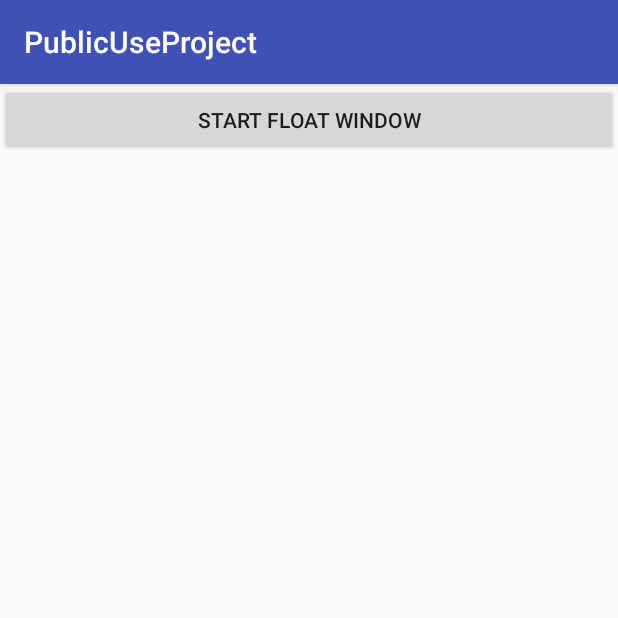
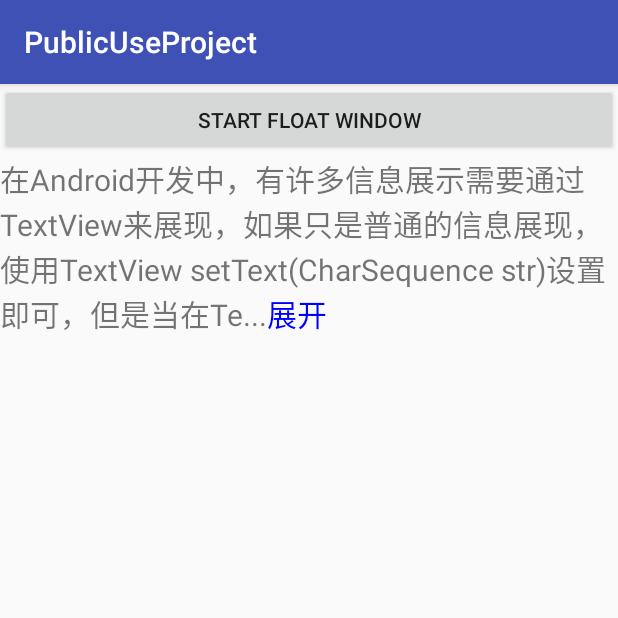
Before and after one commit to renrenrenhui/PublicUseProject, an Android app: the screen it shows after launch (MainActivity), on a phone screen of 412 x 824 dp, the top half of it. Run offline under Robolectric (Android 15) with nearby library versions, the phone set to English and light mode, and no system bars; libraries missing offline, so code that uses them is left out: com.jaeger.library.

Commit message:
Add more text feature

```diff
--- a/app/src/main/java/com/example/xiaoniu/publicuseproject/MainActivity.java
+++ b/app/src/main/java/com/example/xiaoniu/publicuseproject/MainActivity.java
@@ -11,11 +11,16 @@ import android.view.ViewGroup;
 import android.view.WindowManager;
 import android.widget.Button;
 import android.widget.LinearLayout;
+import android.widget.TextView;
 
 import com.example.xiaoniu.publicuseproject.floatingwidow.FloatWindowService;
+import com.example.xiaoniu.publicuseproject.utils.UtilMoreText;
 import com.jaeger.library.StatusBarUtil;
 
 public class MainActivity extends AppCompatActivity {
+
+    private TextView tv2;
+    private String msg ="在Android开发中，有许多信息展示需要通过TextView来展现，如果只是普通的信息展现，使用TextView setText(CharSequence str)设置即可，但是当在TextView里的这段内容需要截取某一部分字段，可以被点击以及响应响应的操作，这时候就需要用到SpannableString了，下面通过一段简单的代码实现部分文字被点击响应，及富文本表情的实现";
 
     @Override
     protected void onCreate(Bundle savedInstanceState) {
@@ -42,6 +47,12 @@ public class MainActivity extends AppCompatActivity {
             }
         });
         /*end for float window*/
+
+        /*start for more text*/
+        tv2 = (TextView) findViewById(R.id.tv2);
+        tv2.setTextSize(20);
+        new UtilMoreText(tv2,msg);
+        /*end for more text*/
     }
 
     /**
--- /dev/null
+++ b/app/src/main/java/com/example/xiaoniu/publicuseproject/utils/UtilMoreText.java
@@ -0,0 +1,116 @@
+package com.example.xiaoniu.publicuseproject.utils;
+
+import android.graphics.Color;
+import android.text.SpannableString;
+import android.text.Spanned;
+import android.text.TextPaint;
+import android.text.method.LinkMovementMethod;
+import android.text.style.ClickableSpan;
+import android.view.View;
+import android.widget.TextView;
+
+
+/*
+* 简单的富文本工具类
+*
+* 使用说明 new UtilMoreText().setClickableSpan(tv2,msg);
+* */
+public class UtilMoreText  {
+
+    private OnSpanTextClickListener mSpanTextClickListener;
+
+    private TextView mTextView;//显示富文本的控件
+    private String mOriMsg;//全部文本信息
+
+    private boolean spread =true;
+    private int mStartPos;
+    private int mEndPos;
+    private Integer mSpanTextColor;
+    private Integer mCharNum;
+
+    public UtilMoreText(TextView textView, String oriMsg) {
+        mTextView = textView;
+        mOriMsg = oriMsg;
+        textView.setMovementMethod(LinkMovementMethod.getInstance());//必须设置否则无效
+        textView.setText(part());
+    }
+
+    public UtilMoreText setPartCharNum(int charNum){
+        mCharNum = charNum;
+        return this;
+    }
+    public UtilMoreText setSpanTextColor(int spanTextColor){
+        mSpanTextColor = spanTextColor;
+        return this;
+    }
+
+    public UtilMoreText setOnSpanTextClickListener(OnSpanTextClickListener spanTextClickListener){
+        mSpanTextClickListener = spanTextClickListener;
+        return this;
+    }
+    public UtilMoreText setPos(int startPos, int endPos){
+        mStartPos = startPos;
+        mEndPos = endPos;
+        return this;
+    }
+
+
+    class SpanTextClickable extends ClickableSpan implements View.OnClickListener{
+        @Override
+        public void onClick(View widget) {
+            if (spread) {//调用展开的方法
+                spread = false;
+                if (mSpanTextClickListener == null) {
+                    mTextView.setText(open());
+                }else {
+                    mSpanTextClickListener.setSpanText(mTextView,open());
+                }
+
+            }else {
+                spread = true;
+                if (mSpanTextClickListener == null) {
+                    mTextView.setText(part());
+                }else {
+                    mSpanTextClickListener.setSpanText(mTextView,part());
+                }
+
+            }
+        }
+        @Override
+        public void updateDrawState(TextPaint ds) {
+            if (mSpanTextColor == null) {
+                ds.setColor(Color.BLUE);
+            }else {
+                ds.setColor(ds.linkColor);
+            }
+
+            ds.setUnderlineText(false);    //去除超链接的下划线
+        }
+    }
+
+    private SpannableString part() {
+        String temp="";
+        if (mCharNum != null) {
+            temp = mOriMsg.substring(0,mCharNum)+"...展开";
+        }else {
+            temp = mOriMsg.substring(0,mOriMsg.length()/2)+"...展开";
+        }
+        return getSpannableString(temp);
+    }
+
+    private SpannableString open() {
+        String temp = mOriMsg+"收起";
+        return getSpannableString(temp);
+    }
+
+    private SpannableString getSpannableString(CharSequence temp) {
+        SpannableString spanableInfo = new SpannableString(temp);
+        spanableInfo.setSpan(new  SpanTextClickable(), mStartPos==0?temp.length()-2:mStartPos, mEndPos==0?temp.length():mEndPos,
+                Spanned.SPAN_INCLUSIVE_EXCLUSIVE);
+        return spanableInfo;
+    }
+
+    public interface OnSpanTextClickListener {
+        void setSpanText(TextView view,SpannableString s);
+    }
+}
--- a/app/src/main/res/layout/activity_main.xml
+++ b/app/src/main/res/layout/activity_main.xml
@@ -1,6 +1,7 @@
 <?xml version="1.0" encoding="utf-8"?>
-<RelativeLayout xmlns:android="http://schemas.android.com/apk/res/android"
+<LinearLayout xmlns:android="http://schemas.android.com/apk/res/android"
     xmlns:tools="http://schemas.android.com/tools"
+    android:orientation="vertical"
     android:layout_width="match_parent"
     android:layout_height="match_parent"
     android:paddingBottom="@dimen/activity_vertical_margin"
@@ -15,4 +16,10 @@
         android:layout_height="wrap_content"
         android:text="Start Float Window" >
     </Button>
-</RelativeLayout>
+
+    <TextView
+        android:id="@+id/tv2"
+        android:layout_width="wrap_content"
+        android:layout_height="wrap_content"
+        android:text="Hello World!"/>
+</LinearLayout>
```
